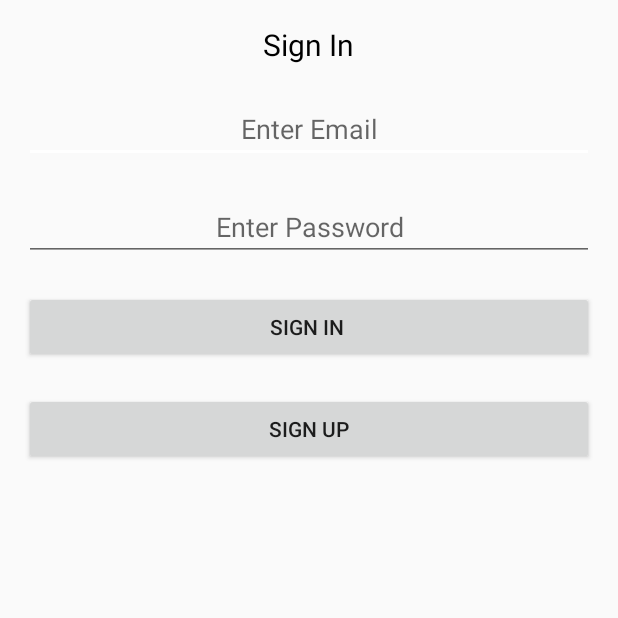
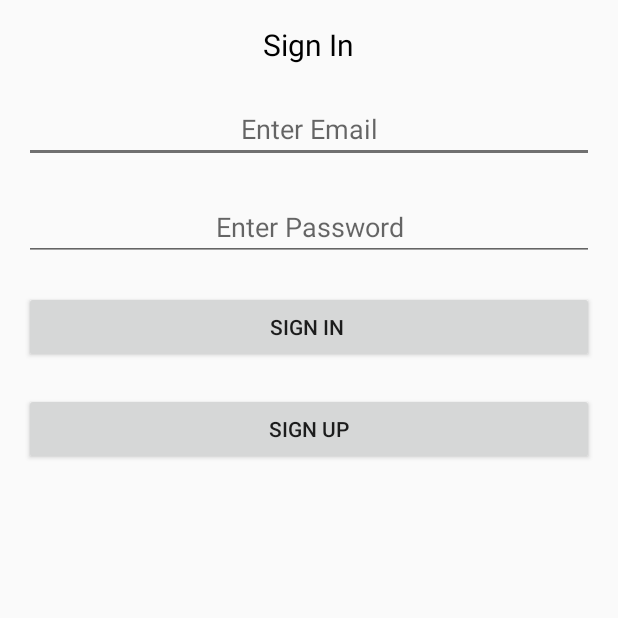
Before and after one commit to DilshanNaveen/Diary, an Android app: the screen it shows after launch (MainActivity), on a phone screen of 412 x 824 dp, the top half of it. Run offline under Robolectric (Android 15) with nearby library versions, the phone set to English and light mode, and no system bars.

Commit message:
improved colours

```diff
--- a/app/src/main/res/values/colors.xml
+++ b/app/src/main/res/values/colors.xml
@@ -2,6 +2,6 @@
 <resources>
     <color name="colorPrimary">#3F51B5</color>
     <color name="colorPrimaryDark">#303F9F</color>
-    <color name="colorAccent">#FFFFFF</color>
+    <color name="colorAccent">#707070</color>
     <color name="writing_icon_background">#FFFFFF</color>
 </resources>
--- a/app/src/main/res/values/strings.xml
+++ b/app/src/main/res/values/strings.xml
@@ -1,5 +1,5 @@
 <resources>
-    <string name="app_name">Diary</string>
+    <string name="app_name">My Diary</string>
     <string name="action_settings">Settings</string>
     <string name="title_activity_data_view">DataViewActivity</string>
     <string name="title_activity_add_data">AddDataActivity</string>
--- a/app/src/main/res/values/styles.xml
+++ b/app/src/main/res/values/styles.xml
@@ -13,6 +13,12 @@
         <item name="windowNoTitle">true</item>
     </style>
 
+    <style name="ToolBarStyle" parent="Theme.AppCompat">
+        <item name="android:textColorPrimary">@android:color/black</item>
+        <item name="android:textColorSecondary">@android:color/black</item>
+        <item name="actionMenuTextColor">@android:color/black</item>
+    </style>
+
     <style name="AppTheme.AppBarOverlay" parent="ThemeOverlay.AppCompat.Dark.ActionBar" />
 
     <style name="AppTheme.PopupOverlay" parent="ThemeOverlay.AppCompat.Light" />
```
Also changed, not shown: app/src/main/res/layout/activity_diary.xml (+5 -3 lines).
